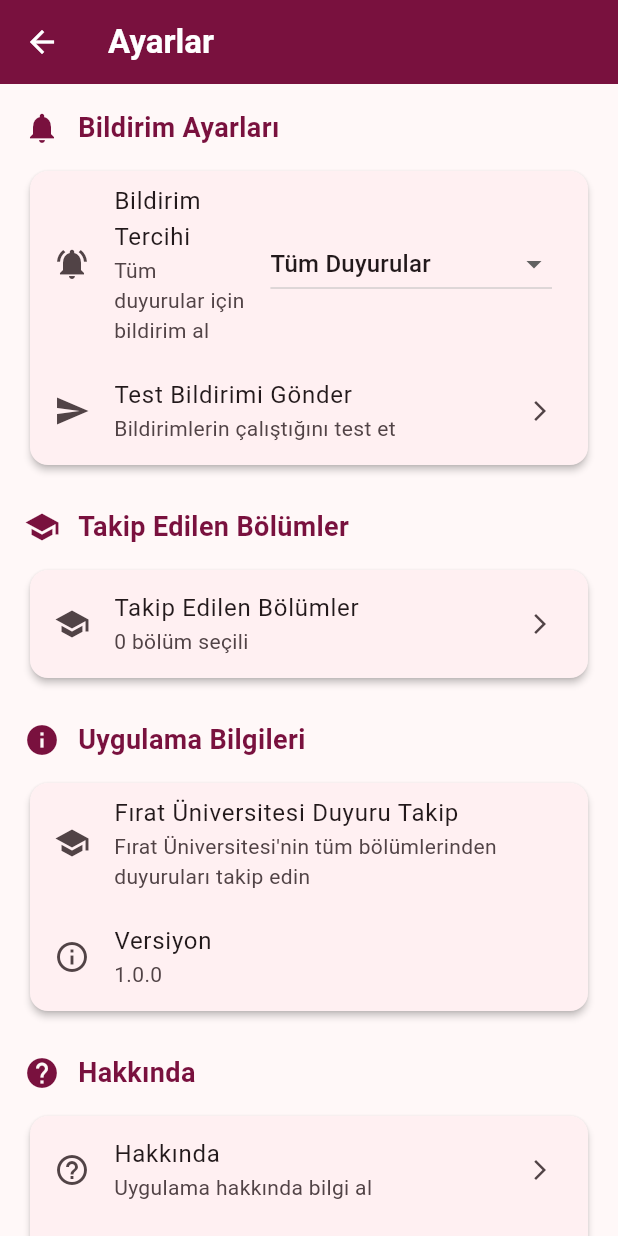
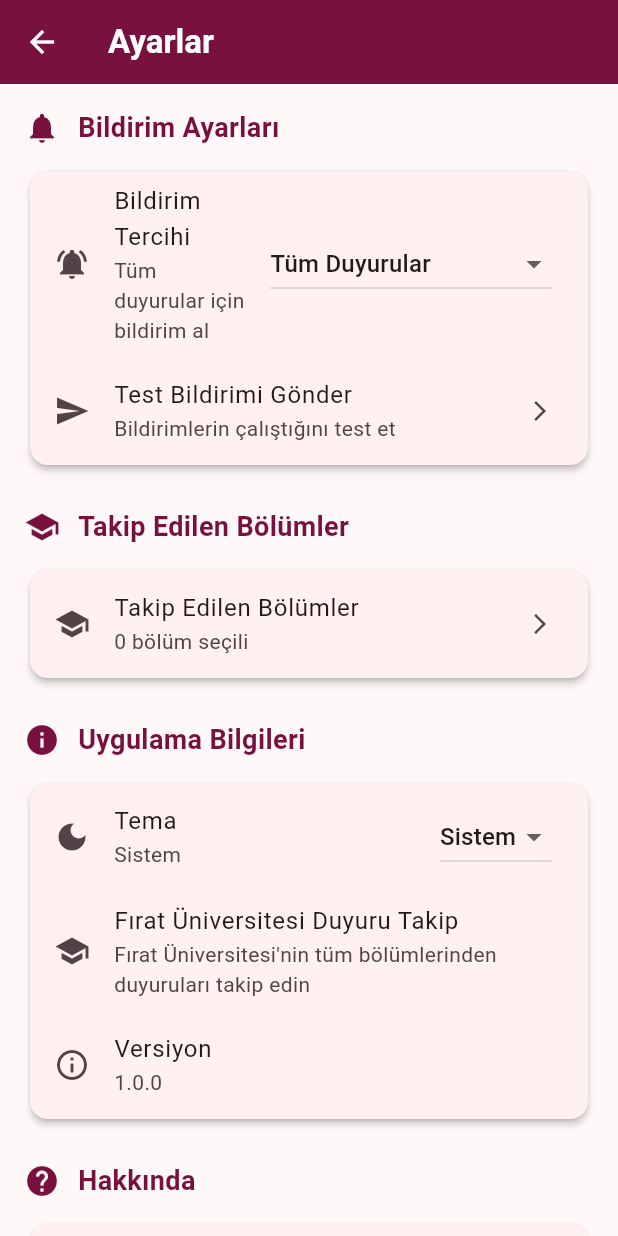
Before and after one commit to Conquerorr0/bilsin, a Flutter app: the screen it shows after launch, after a tap on the "settings" icon, on a phone screen of 412 x 824 dp. Run offline on Flutter 3.47's test engine with Material 3 defaults, Android fonts, the phone set to English and light mode, and no system bars; our stand-ins replace cloud_firestore, firebase_auth, firebase_core, firebase_messaging, firebase_remote_config, flutter_local_notifications and 3 more; accounts and stored records are empty; generated files the repository leaves out were written again; network calls fail.

Commit message:
feat(ui): Dark Mode support with persistent theme selection\n\n- Add ThemeProvider (shared_preferences persistence)\n- Wire theme/darkTheme/themeMode in MaterialApp\n- Settings: theme selector\n- Dark-specific styles for cards, search bars, chips, bottom bar

```diff
--- a/lib/main.dart
+++ b/lib/main.dart
@@ -5,6 +5,7 @@ import 'package:firebase_messaging/firebase_messaging.dart';
 import 'firebase_options.dart';
 import 'providers/user_provider.dart';
 import 'providers/announcement_provider.dart';
+import 'providers/theme_provider.dart';
 import 'services/fcm_service.dart';
 import 'services/update_service.dart';
 import 'screens/home_screen.dart';
@@ -33,8 +34,10 @@ class MyApp extends StatelessWidget {
       providers: [
         ChangeNotifierProvider(create: (_) => UserProvider()),
         ChangeNotifierProvider(create: (_) => AnnouncementProvider()),
+        ChangeNotifierProvider(create: (_) => ThemeProvider()..load()),
       ],
-      child: MaterialApp(
+      child: Builder(
+        builder: (context) => MaterialApp(
           title: 'Fırat Üni Duyuru Takip',
           navigatorKey: navigatorKey,
           debugShowCheckedModeBanner: false,
@@ -67,7 +70,27 @@ class MyApp extends StatelessWidget {
               ),
             ),
           ),
+          darkTheme: ThemeData(
+            colorScheme: ColorScheme.fromSeed(
+              seedColor: const Color(0xFF79113E),
+              brightness: Brightness.dark,
+            ),
+            useMaterial3: true,
+            appBarTheme: const AppBarTheme(
+              backgroundColor: Color(0xFF1E1E1E),
+              foregroundColor: Colors.white,
+              elevation: 0,
+            ),
+            cardTheme: CardThemeData(
+              elevation: 2,
+              shape: RoundedRectangleBorder(
+                borderRadius: BorderRadius.circular(12),
+              ),
+            ),
+          ),
+          themeMode: context.watch<ThemeProvider>().mode,
           home: const SplashScreen(),
+        ),
       ),
     );
   }
--- /dev/null
+++ b/lib/providers/theme_provider.dart
@@ -0,0 +1,44 @@
+import 'package:flutter/material.dart';
+import 'package:shared_preferences/shared_preferences.dart';
+
+class ThemeProvider extends ChangeNotifier {
+  static const String _key = 'theme_mode';
+
+  ThemeMode _mode = ThemeMode.system;
+  ThemeMode get mode => _mode;
+
+  Future<void> load() async {
+    final prefs = await SharedPreferences.getInstance();
+    final value = prefs.getString(_key);
+    switch (value) {
+      case 'light':
+        _mode = ThemeMode.light;
+        break;
+      case 'dark':
+        _mode = ThemeMode.dark;
+        break;
+      default:
+        _mode = ThemeMode.system;
+    }
+    notifyListeners();
+  }
+
+  Future<void> setMode(ThemeMode mode) async {
+    _mode = mode;
+    notifyListeners();
+    final prefs = await SharedPreferences.getInstance();
+    await prefs.setString(_key, _encode(mode));
+  }
+
+  String _encode(ThemeMode mode) {
+    switch (mode) {
+      case ThemeMode.light:
+        return 'light';
+      case ThemeMode.dark:
+        return 'dark';
+      case ThemeMode.system:
+      default:
+        return 'system';
+    }
+  }
+}
--- a/lib/screens/settings_screen.dart
+++ b/lib/screens/settings_screen.dart
@@ -1,6 +1,7 @@
 import 'package:flutter/material.dart';
 import 'package:provider/provider.dart';
 import '../providers/user_provider.dart';
+import '../providers/theme_provider.dart';
 import 'privacy_policy_screen.dart';
 import 'terms_of_service_screen.dart';
 
@@ -51,7 +52,11 @@ class SettingsScreen extends StatelessWidget {
               _buildSection(
                 title: 'Uygulama Bilgileri',
                 icon: Icons.info,
-                children: [_buildAppInfoTile(), _buildVersionTile()],
+                children: [
+                  _buildThemeTile(context),
+                  _buildAppInfoTile(),
+                  _buildVersionTile(),
+                ],
               ),
 
               const SizedBox(height: 24),
@@ -69,6 +74,32 @@ class SettingsScreen extends StatelessWidget {
             ],
           );
         },
+      ),
+    );
+  }
+
+  Widget _buildThemeTile(BuildContext context) {
+    final themeProvider = context.watch<ThemeProvider>();
+    return ListTile(
+      leading: const Icon(Icons.dark_mode),
+      title: const Text('Tema'),
+      subtitle: Text(
+        themeProvider.mode == ThemeMode.system
+            ? 'Sistem'
+            : themeProvider.mode == ThemeMode.dark
+            ? 'Koyu'
+            : 'Açık',
+      ),
+      trailing: DropdownButton<ThemeMode>(
+        value: themeProvider.mode,
+        onChanged: (ThemeMode? val) {
+          if (val != null) themeProvider.setMode(val);
+        },
+        items: const [
+          DropdownMenuItem(value: ThemeMode.system, child: Text('Sistem')),
+          DropdownMenuItem(value: ThemeMode.light, child: Text('Açık')),
+          DropdownMenuItem(value: ThemeMode.dark, child: Text('Koyu')),
+        ],
       ),
     );
   }
--- a/lib/widgets/filter_chip_widget.dart
+++ b/lib/widgets/filter_chip_widget.dart
@@ -11,6 +11,8 @@ class FilterChipWidget extends StatelessWidget {
 
   @override
   Widget build(BuildContext context) {
+    final theme = Theme.of(context);
+    final isDark = theme.brightness == Brightness.dark;
     return Consumer2<AnnouncementProvider, UserProvider>(
       builder: (context, announcementProvider, userProvider, child) {
         // Sadece seçili bölümlerin chip'lerini göster
@@ -29,13 +31,21 @@ class FilterChipWidget extends StatelessWidget {
                 onSelected: (selected) {
                   onDepartmentFilterChanged(null);
                 },
-                backgroundColor: Colors.grey[200],
-                selectedColor: const Color(0xFF79113E).withOpacity(0.2),
-                checkmarkColor: const Color(0xFF79113E),
+                backgroundColor: isDark
+                    ? theme.colorScheme.surfaceVariant.withOpacity(0.25)
+                    : Colors.grey[200],
+                selectedColor: isDark
+                    ? theme.colorScheme.primary.withOpacity(0.35)
+                    : const Color(0xFF79113E).withOpacity(0.2),
+                checkmarkColor: isDark
+                    ? theme.colorScheme.onPrimary
+                    : const Color(0xFF79113E),
                 labelStyle: TextStyle(
                   color: announcementProvider.selectedDepartmentFilter == null
-                      ? const Color(0xFF79113E)
-                      : Colors.black87,
+                      ? (isDark
+                            ? theme.colorScheme.primary
+                            : const Color(0xFF79113E))
+                      : (isDark ? theme.colorScheme.onSurface : Colors.black87),
                   fontWeight:
                       announcementProvider.selectedDepartmentFilter == null
                       ? FontWeight.w600
@@ -64,11 +74,23 @@ class FilterChipWidget extends StatelessWidget {
                         selected ? department.id : null,
                       );
                     },
-                    backgroundColor: department.color.withOpacity(0.1),
-                    selectedColor: department.color.withOpacity(0.3),
-                    checkmarkColor: department.color,
+                    backgroundColor: isDark
+                        ? theme.colorScheme.surfaceVariant.withOpacity(0.25)
+                        : department.color.withOpacity(0.1),
+                    selectedColor: isDark
+                        ? department.color.withOpacity(0.45)
+                        : department.color.withOpacity(0.3),
+                    checkmarkColor: isDark
+                        ? theme.colorScheme.onPrimary
+                        : department.color,
                     labelStyle: TextStyle(
-                      color: isSelected ? department.color : Colors.black87,
+                      color: isSelected
+                          ? (isDark
+                                ? theme.colorScheme.onPrimary
+                                : department.color)
+                          : (isDark
+                                ? theme.colorScheme.onSurface
+                                : Colors.black87),
                       fontWeight: isSelected
                           ? FontWeight.w600
                           : FontWeight.normal,
--- a/lib/widgets/search_bar_widget.dart
+++ b/lib/widgets/search_bar_widget.dart
@@ -16,22 +16,44 @@ class SearchBarWidget extends StatelessWidget {
 
   @override
   Widget build(BuildContext context) {
+    final theme = Theme.of(context);
+    final isDark = theme.brightness == Brightness.dark;
     return Container(
       decoration: BoxDecoration(
-        color: Colors.grey[100],
+        color: isDark
+            ? theme.colorScheme.surfaceVariant.withOpacity(0.2)
+            : Colors.grey[100],
         borderRadius: BorderRadius.circular(12),
-        border: Border.all(color: Colors.grey[300]!),
+        border: Border.all(
+          color: isDark
+              ? theme.dividerColor.withOpacity(0.3)
+              : Colors.grey[300]!,
+        ),
       ),
       child: TextField(
         controller: controller,
         onChanged: onChanged,
         decoration: InputDecoration(
           hintText: hintText,
-          hintStyle: TextStyle(color: Colors.grey[600]),
-          prefixIcon: Icon(Icons.search, color: Colors.grey[600]),
+          hintStyle: TextStyle(
+            color: isDark
+                ? theme.colorScheme.onSurfaceVariant
+                : Colors.grey[600],
+          ),
+          prefixIcon: Icon(
+            Icons.search,
+            color: isDark
+                ? theme.colorScheme.onSurfaceVariant
+                : Colors.grey[600],
+          ),
           suffixIcon: controller.text.isNotEmpty
               ? IconButton(
-                  icon: Icon(Icons.clear, color: Colors.grey[600]),
+                  icon: Icon(
+                    Icons.clear,
+                    color: isDark
+                        ? theme.colorScheme.onSurfaceVariant
+                        : Colors.grey[600],
+                  ),
                   onPressed: () {
                     controller.clear();
                     onChanged?.call('');
--- a/pubspec.yaml
+++ b/pubspec.yaml
@@ -41,6 +41,7 @@ dependencies:
   firebase_messaging: ^15.1.3
   firebase_auth: ^5.3.1
   firebase_remote_config: ^5.1.2
+  shared_preferences: ^2.3.2
 
   # State management
   provider: ^6.1.2
```
Also changed, not shown: lib/screens/departments_screen.dart (+13 -6 lines), lib/widgets/announcement_card.dart (+32 -15 lines), pubspec.lock, 1 other file. Lines whose indentation alone changed are shown as unchanged.
